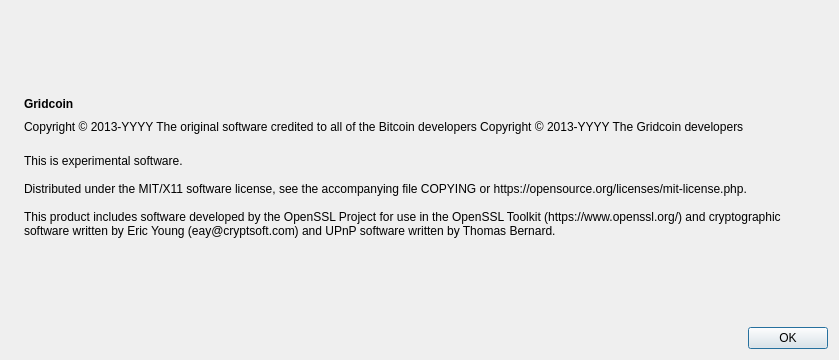
First picture: the form in src/qt/forms/aboutdialog.ui, repository gridcoin-community/Gridcoin-Research, before the edit.
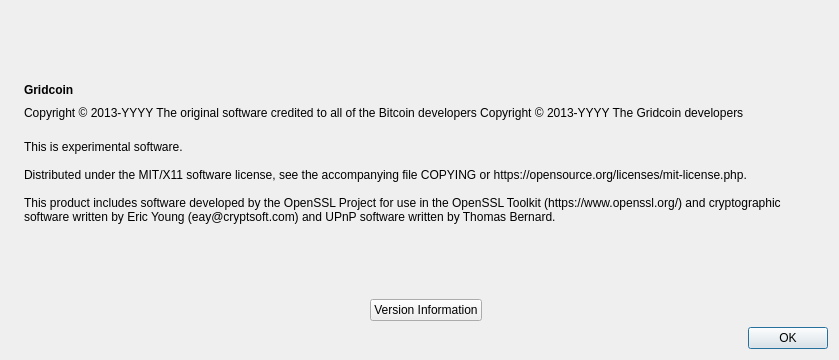
Second picture: the form after the edit.

```diff
--- a/src/qt/forms/aboutdialog.ui
+++ b/src/qt/forms/aboutdialog.ui
@@ -136,6 +136,43 @@
        </property>
       </spacer>
      </item>
+     <item>
+      <layout class="QHBoxLayout" name="horizontalLayout_3">
+       <item>
+        <spacer name="horizontalSpacer_3">
+         <property name="orientation">
+          <enum>Qt::Horizontal</enum>
+         </property>
+         <property name="sizeHint" stdset="0">
+          <size>
+           <width>40</width>
+           <height>20</height>
+          </size>
+         </property>
+        </spacer>
+       </item>
+       <item>
+        <widget class="QPushButton" name="versionInfoButton">
+         <property name="text">
+          <string>Version Information</string>
+         </property>
+        </widget>
+       </item>
+       <item>
+        <spacer name="horizontalSpacer_2">
+         <property name="orientation">
+          <enum>Qt::Horizontal</enum>
+         </property>
+         <property name="sizeHint" stdset="0">
+          <size>
+           <width>40</width>
+           <height>20</height>
+          </size>
+         </property>
+        </spacer>
+       </item>
+      </layout>
+     </item>
      <item>
       <widget class="QDialogButtonBox" name="buttonBox">
        <property name="orientation">
```
